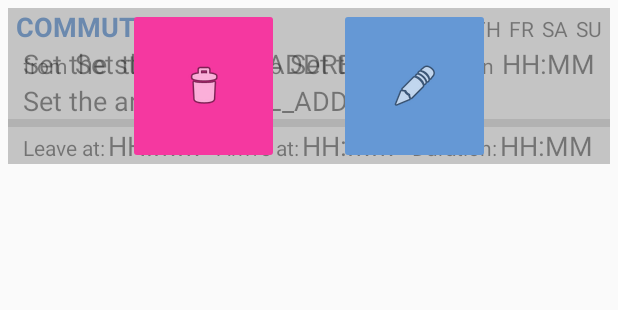
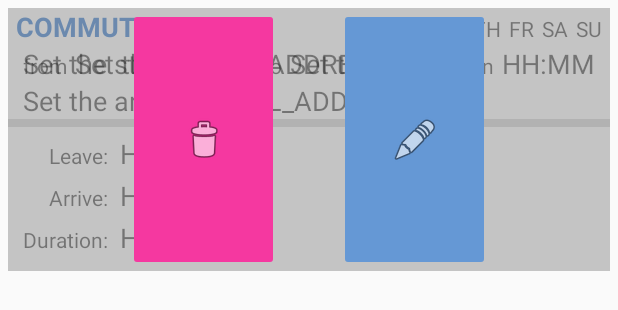
Before and after one commit to tbrigljev/CommuteScheduler, an Android app: the layout element_commute_combined.xml on its own in the app's theme, with its tools: preview values and no code run, on a phone screen of 412 x 824 dp. Shown: the top 310 px of the screen. Run offline under Robolectric (Android 15) with nearby library versions, the phone set to English and light mode, and no system bars.

Commit message:
Updated time information display

```diff
--- a/app/src/main/java/com/mobop/commutescheduler/FragmentMap.kt
+++ b/app/src/main/java/com/mobop/commutescheduler/FragmentMap.kt
@@ -32,17 +32,14 @@ class FragmentMap(screen : Int) : Fragment(), OnMapReadyCallback{
         lateinit var mMap: GoogleMap
         lateinit var mapFieldCommuteName : TextView
         lateinit var mapFieldCommuteDuration : TextView
+    }
 
-    }
     private var mListener : OnFragmentInteractionListener? = null
 
     private val mapScreen = screen
 
     private var fragmentID = 1
     private var source : IntArray = intArrayOf(0, 0)
-
-
-
 
     private lateinit var returnMapButton : ImageButton
     private lateinit var addMapButton : ImageButton
--- a/app/src/main/res/layout/element_commute_combined.xml
+++ b/app/src/main/res/layout/element_commute_combined.xml
@@ -229,61 +229,74 @@
             android:layout_height="5dp"
             android:background="?android:attr/listDivider" />
 
-        <LinearLayout
+        <androidx.constraintlayout.widget.ConstraintLayout
             android:id="@+id/element_extended_time"
             android:layout_width="match_parent"
             android:layout_height="wrap_content"
-            android:orientation="horizontal">
+            android:layout_marginStart="10dp"
+            android:layout_marginTop="5dp"
+            android:layout_marginBottom="10dp">
 
             <TextView
                 android:id="@+id/leave_at"
                 android:layout_width="wrap_content"
                 android:layout_height="wrap_content"
-                android:layout_marginStart="10dp"
-                android:layout_marginEnd="2dp"
-                android:text="@string/text_commute_departure" />
+                android:paddingBottom="1dp"
+                android:text="@string/text_commute_departure"
+                app:layout_constraintBottom_toBottomOf="@id/element_extended_start_time"
+                app:layout_constraintEnd_toEndOf="@id/travel_in" />
 
             <TextView
                 android:id="@+id/element_extended_start_time"
                 android:layout_width="0dp"
                 android:layout_height="wrap_content"
-                android:layout_weight="1.2"
+                android:layout_marginStart="8dp"
+                android:layout_marginBottom="3dp"
                 android:text="@string/field_time"
-                android:textSize="18sp" />
+                android:textSize="18sp"
+                app:layout_constraintBottom_toTopOf="@id/element_extended_end_time"
+                app:layout_constraintStart_toEndOf="@id/leave_at" />
 
             <TextView
                 android:id="@+id/arrive_at"
                 android:layout_width="wrap_content"
                 android:layout_height="wrap_content"
-                android:layout_marginStart="10dp"
-                android:layout_marginEnd="2dp"
-                android:text="@string/text_commute_arrival" />
+                android:paddingBottom="1dp"
+                android:text="@string/text_commute_arrival"
+                app:layout_constraintBottom_toBottomOf="@id/element_extended_end_time"
+                app:layout_constraintEnd_toEndOf="@id/travel_in" />
 
             <TextView
                 android:id="@+id/element_extended_end_time"
                 android:layout_width="0dp"
                 android:layout_height="wrap_content"
-                android:layout_weight="1.2"
+                android:layout_marginStart="8dp"
+                android:layout_marginBottom="3dp"
                 android:text="@string/field_time"
-                android:textSize="18sp" />
+                android:textSize="18sp"
+                app:layout_constraintBottom_toTopOf="@id/element_extended_duration"
+                app:layout_constraintStart_toEndOf="@id/arrive_at" />
 
             <TextView
                 android:id="@+id/travel_in"
                 android:layout_width="wrap_content"
                 android:layout_height="wrap_content"
-                android:layout_marginStart="10dp"
-                android:layout_marginEnd="2dp"
-                android:text="@string/text_commute_duration" />
+                android:paddingBottom="1dp"
+                android:text="@string/text_commute_duration"
+                app:layout_constraintBottom_toBottomOf="@id/element_extended_duration"
+                app:layout_constraintStart_toStartOf="@id/element_extended_time" />
 
             <TextView
                 android:id="@+id/element_extended_duration"
                 android:layout_width="0dp"
                 android:layout_height="wrap_content"
-                android:layout_marginEnd="10dp"
-                android:layout_weight="1.2"
+                android:layout_marginStart="8dp"
                 android:text="@string/field_time"
-                android:textSize="18sp" />
-        </LinearLayout>
+                android:textSize="18sp"
+                app:layout_constraintBottom_toBottomOf="@id/element_extended_time"
+                app:layout_constraintStart_toEndOf="@id/travel_in" />
+
+        </androidx.constraintlayout.widget.ConstraintLayout>
 
         <!--<View
             android:id="@+id/element_divider_bottom"
--- a/app/src/main/res/layout/element_commute_extended.xml
+++ b/app/src/main/res/layout/element_commute_extended.xml
@@ -155,7 +155,7 @@
             android:background="?android:attr/listDivider" />
 
         <LinearLayout
-            android:id="@+id/element_extended_time"
+            android:id="@+id/element_extended_time1"
             android:layout_width="match_parent"
             android:layout_height="match_parent"
             android:orientation="horizontal">
--- a/app/src/main/res/values/strings.xml
+++ b/app/src/main/res/values/strings.xml
@@ -29,8 +29,8 @@
     <string name="text_commute_name">Commute:</string>
     <string name="text_commute_start">Starting point:</string>
     <string name="text_commute_end">Destination:</string>
-    <string name="text_commute_departure">Leave at:</string>
-    <string name="text_commute_arrival">Arrive at:</string>
+    <string name="text_commute_departure">Leave:</string>
+    <string name="text_commute_arrival">Arrive:</string>
     <string name="text_commute_duration">Duration:</string>
     <string name="from">from</string>
     <string name="to">to</string>
```
Also changed, not shown: app/src/main/java/com/mobop/commutescheduler/CommutesAdapter.kt (+8 -8 lines), app/src/main/java/com/mobop/commutescheduler/CommutesItems.kt (+13 -11 lines), app/src/main/java/com/mobop/commutescheduler/FragmentCommutes.kt (+0 -9 lines), app/src/main/java/com/mobop/commutescheduler/FragmentEdit.kt (+27 -19 lines), app/src/main/java/com/mobop/commutescheduler/GoogleAPI.kt (+46 -26 lines).
